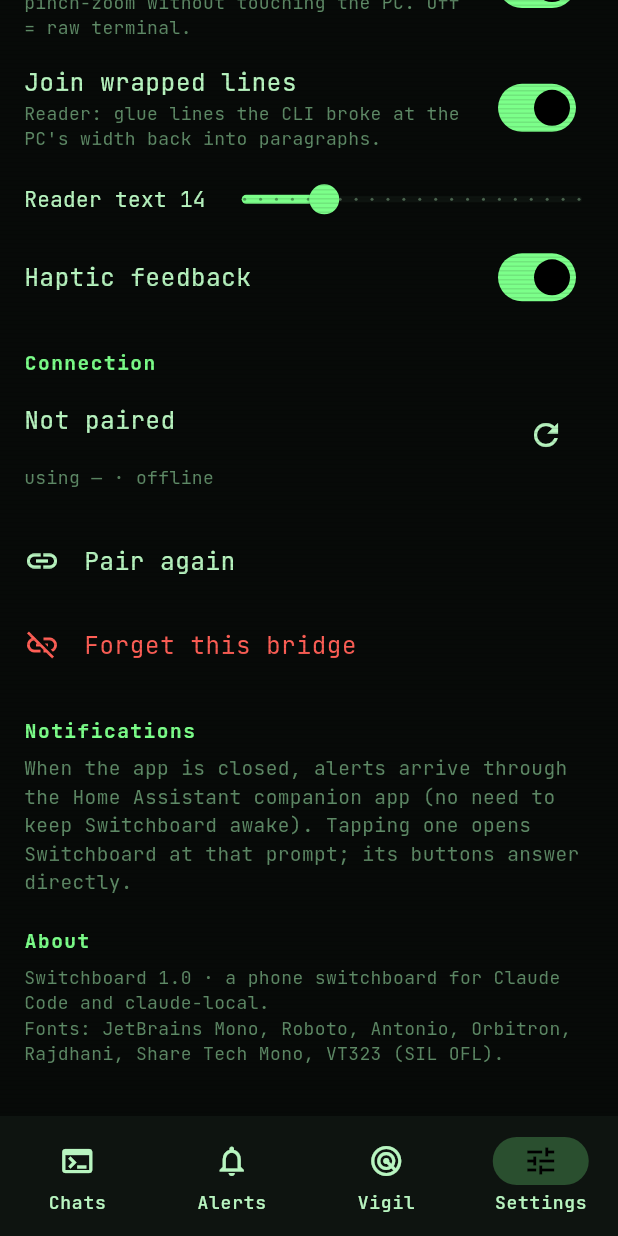
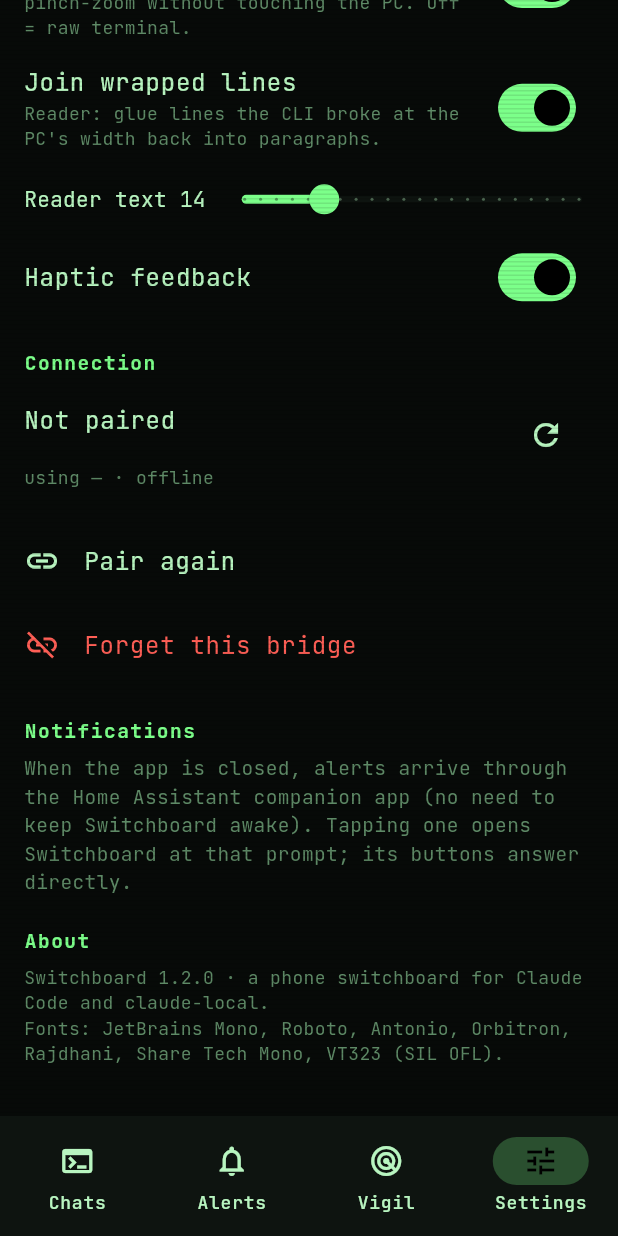
Before and after one commit to levoniust/switchboard, a Flutter app: the HomeScreen screen opened directly, item 4 of the bottom bar chosen, scrolled down 461 dp, on a phone screen of 412 x 824 dp. Run offline on Flutter 3.47's test engine with Material 3 defaults, Android fonts, the phone set to English and light mode, and no system bars; our stand-ins replace app_links, flutter_secure_storage, image_picker, shared_preferences, webview_flutter; missing offline and left inert: xterm; accounts and stored records are empty.

Commit message:
About: show the real version (was stuck at 1.0); bump this line at each release (next: --build-number 10)

```diff
--- a/app/lib/screens/settings_screen.dart
+++ b/app/lib/screens/settings_screen.dart
@@ -128,7 +128,7 @@
           _section(skin, 'About'),
           Padding(
             padding: const EdgeInsets.symmetric(horizontal: 16),
-            child: Text('Switchboard 1.0 · a phone switchboard for Claude Code and claude-local.\n'
+            child: Text('Switchboard 1.2.0 · a phone switchboard for Claude Code and claude-local.\n'
                 'Fonts: JetBrains Mono, Roboto, Antonio, Orbitron, Rajdhani, Share Tech Mono, VT323 (SIL OFL).',
                 style: TextStyle(color: skin.dim, fontSize: 12)),
           ),
```
